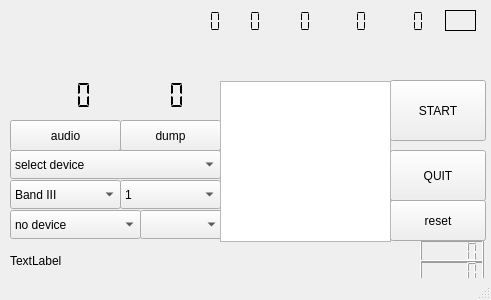
This is gui_1/gui_1.ui in AlbrechtL/welle.io as Qt 5 draws it before an edit. The edited form follows.
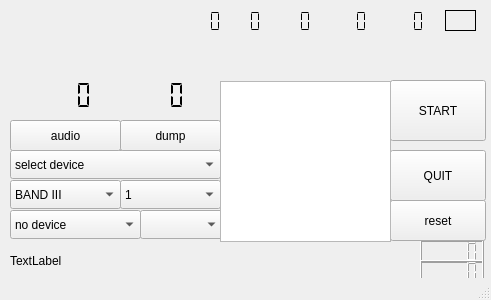
This is the edited form.

The edit to the form file:
```diff
--- a/gui_1/gui_1.ui
+++ b/gui_1/gui_1.ui
@@ -46,7 +46,7 @@
     </property>
     <item>
      <property name="text">
-      <string>Band III</string>
+      <string>BAND III</string>
      </property>
     </item>
     <item>
```
Left out of the diff: 2 changed lines with no effect on the pictures.
